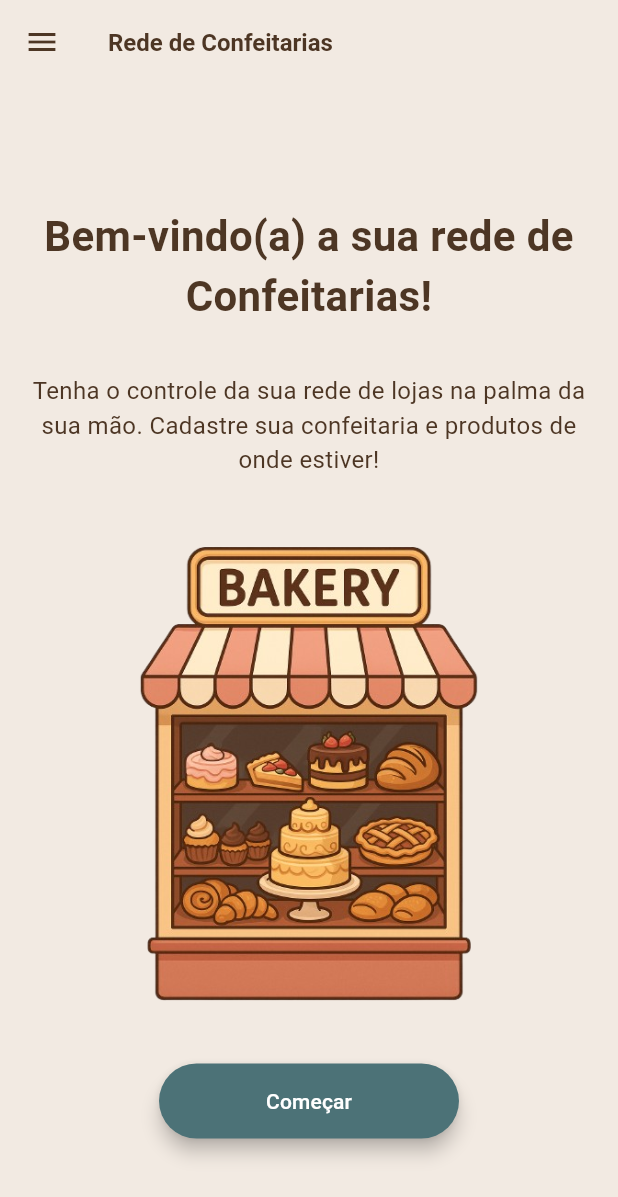
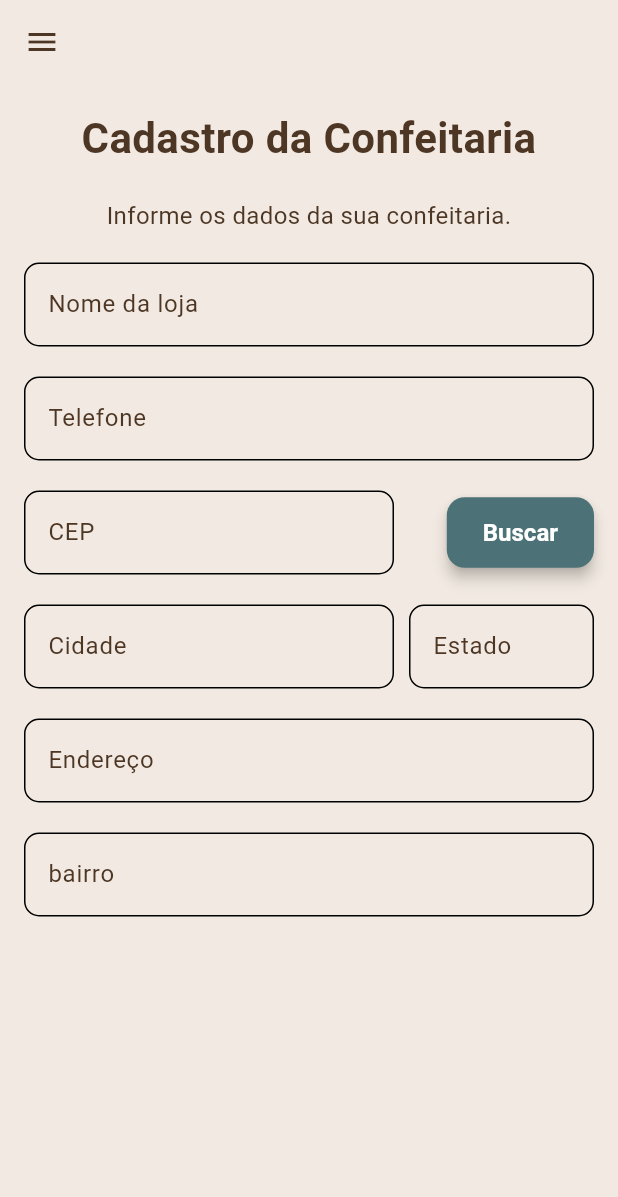
Before and after one commit to joaonevescampos/rede-confeitarias, a Flutter app: the screen it shows after launch, on a phone screen of 412 x 824 dp. Shown: the top 1197 px of the screen. Run offline on Flutter 3.47's test engine with Material 3 defaults, Android fonts, the phone set to English and light mode, and no system bars; our stand-ins replace flutter_map, latlong2.

Commit message:
criando tela de cadastro de confeitaria

```diff
--- a/lib/core/theme/app_theme.dart
+++ b/lib/core/theme/app_theme.dart
@@ -25,7 +25,19 @@ class AppTheme {
       inputDecorationTheme: const InputDecorationTheme(
         border: OutlineInputBorder(),
         focusedBorder: OutlineInputBorder(
-          borderSide: BorderSide(color: AppColors.secondary),
+          borderSide: BorderSide(color: AppColors.terciary),
+        ),
+      ),
+       elevatedButtonTheme: ElevatedButtonThemeData(
+        style: ElevatedButton.styleFrom(
+          backgroundColor: AppColors.quarternary,
+          foregroundColor: Colors.white,
+          textStyle: const TextStyle(fontSize: 16, fontWeight: FontWeight.bold),
+          padding: const EdgeInsets.symmetric(horizontal: 24, vertical: 14),
+          shape: RoundedRectangleBorder(
+            borderRadius: BorderRadius.circular(12),
+          ),
+          elevation: 4,
         ),
       ),
       useMaterial3: true,
--- a/lib/main.dart
+++ b/lib/main.dart
@@ -1,6 +1,7 @@
 import 'package:flutter/material.dart';
+import 'package:rede_confeitarias/presentation/pages/store_register.dart';
 import 'core/theme/app_theme.dart';
-import 'presentation/pages/home_page.dart'; // exemplo
+// import 'presentation/pages/home_page.dart'; // exemplo
 
 void main() {
   runApp(const MyApp());
@@ -15,7 +16,7 @@ class MyApp extends StatelessWidget {
       title: ' Redes de Confeitarias',
       theme: AppTheme.lightTheme,
       debugShowCheckedModeBanner: false,
-      home: const HomePage(),
+      home: const StoreRegister(),
     );
   }
 }
--- /dev/null
+++ b/lib/presentation/components/custom_input.dart
@@ -0,0 +1,40 @@
+import 'package:flutter/material.dart';
+import 'package:rede_confeitarias/core/theme/constants/app_colors.dart';
+
+class CustomInput extends StatelessWidget {
+  final String label;
+  final TextInputType keyboardType;
+  final double? width;
+  final TextEditingController controller;
+  final String? Function(String?)? validator;
+
+  const CustomInput({
+    super.key,
+    required this.label,
+    required this.keyboardType,
+    this.width,
+    required this.controller,
+    this.validator,
+  });
+
+  @override
+  Widget build(BuildContext context) {
+    return SizedBox(
+      width: width ?? double.infinity, // ocupa toda a largura se não passar width
+      child: TextFormField(
+        controller: controller,
+        keyboardType: keyboardType,
+        decoration: InputDecoration(
+          labelText: label,
+          labelStyle: TextStyle(color: AppColors.secondary),
+          border: OutlineInputBorder(
+            borderRadius: BorderRadius.circular(10),
+            borderSide: BorderSide(color: AppColors.terciary),
+          ),
+        ),
+        validator: (value) =>
+            value == null || value.isEmpty ? 'Campo obrigatório. Informe: $label' : null,
+      ),
+    );
+  }
+}
--- a/lib/presentation/pages/home_page.dart
+++ b/lib/presentation/pages/home_page.dart
@@ -9,20 +9,19 @@ class HomePage extends StatelessWidget {
       appBar: AppBar(
         title: Text('Rede de Confeitarias',
           style: TextStyle(
-            fontSize: 16,
+            fontSize: 14,
             fontWeight: FontWeight.bold,
           ),
           ),
       ),
       drawer: Drawer(),
 
-      body: Column(
-        mainAxisAlignment: MainAxisAlignment.center,
-        children: [
-          Column(
+      body: Center(
+        child: ListView(
+          shrinkWrap: true,
+          padding: EdgeInsets.all(16),
           children: [
                 Container(
-                padding: EdgeInsets.all(16),
                   child: Center(
                     child: Text('Bem-vindo(a) a sua rede de Confeitarias!',
                       textAlign: TextAlign.center,
@@ -34,8 +33,8 @@ class HomePage extends StatelessWidget {
                     )
                   )
                 ),
+                SizedBox(height: 20,),
                 Container(
-                padding: EdgeInsets.all(16),
                   child: Center(
                     child: Text('Tenha o controle da sua rede de lojas na palma da sua mão. Cadastre sua confeitaria e produtos de onde estiver!',
                       textAlign: TextAlign.center,
@@ -46,7 +45,10 @@ class HomePage extends StatelessWidget {
                     )
                   )
                 ),
-              Image.asset('lib/assets/images/confeitaria.png', width: 250,),
+                Container(
+                  width: 200,
+                  height: 400,
+                  child: Image.asset('lib/assets/images/confeitaria.png', width: 200,)),
                 Center(
                   child: ElevatedButton(
                     onPressed: () {},
@@ -63,10 +65,9 @@ class HomePage extends StatelessWidget {
                   ),
                   ),
                 )
-            ],
-          )
             // Image(image: FileImage(file),)
           ],
+        ),
       ),
     );
   }
--- a/lib/presentation/pages/store_register.dart
+++ b/lib/presentation/pages/store_register.dart
@@ -0,0 +1,231 @@
+import 'package:flutter/material.dart';
+import 'package:latlong2/latlong.dart';
+import 'package:rede_confeitarias/core/theme/constants/app_colors.dart';
+import 'package:rede_confeitarias/presentation/components/custom_input.dart';
+import 'package:rede_confeitarias/presentation/components/map.dart';
+import 'package:rede_confeitarias/presentation/pages/store_page.dart';
+import 'package:rede_confeitarias/services/cep_service.dart';
+
+class StoreRegister extends StatefulWidget {
+  const StoreRegister({super.key});
+
+  @override
+  State<StoreRegister> createState() => _StoreRegisterState();
+}
+
+class _StoreRegisterState extends State<StoreRegister> {
+  final _formKey = GlobalKey<FormState>();
+  final nameController = TextEditingController();
+  final cepController = TextEditingController();
+  final phoneController = TextEditingController();
+  final adressController = TextEditingController();
+  final stateController = TextEditingController();
+  final cityController = TextEditingController();
+  final neighborhoodController = TextEditingController();
+  LatLng? coordenates;
+
+  @override
+  Widget build(BuildContext context) {
+    return Scaffold(
+      appBar: AppBar(),
+      drawer: Drawer(),
+      body: ListView(
+        padding: const EdgeInsets.all(16),
+        children: [
+          Text(
+            'Cadastro da Confeitaria',
+            textAlign: TextAlign.center,
+            style: TextStyle(
+              color: AppColors.secondary,
+              fontSize: 28,
+              fontWeight: FontWeight.bold,
+            ),
+          ),
+          const SizedBox(height: 20),
+          Center(
+            child: Text(
+              'Informe os dados da sua confeitaria.',
+              textAlign: TextAlign.center,
+              style: TextStyle(
+                color: AppColors.secondary,
+                fontSize: 16,
+              ),
+            ),
+          ),
+          const SizedBox(height: 20),
+          Form(
+            key: _formKey,
+            child: Column(
+              children: [
+                CustomInput(
+                  label: 'Nome da loja',
+                  keyboardType: TextInputType.text,
+                  controller: nameController,
+                ),
+                const SizedBox(height: 20),
+                CustomInput(
+                  label: 'Telefone',
+                  keyboardType: TextInputType.number,
+                  controller: phoneController,
+                ),
+                const SizedBox(height: 20),
+                Row(
+                  mainAxisAlignment: MainAxisAlignment.spaceBetween,
+                  children: [
+                    Flexible(
+                      flex: 2,
+                      child: CustomInput(
+                        label: 'CEP',
+                        keyboardType: TextInputType.number,
+                        controller: cepController,
+                      ),
+                    ),
+                    const SizedBox(width: 10),
+                    Flexible(
+                      flex: 1,
+                      child: ElevatedButton(
+                        onPressed: () async {
+                          final cep = cepController.text;
+                          final city = cityController.text;
+                          final state = stateController.text;
+                          final adress = adressController.text;
+                          final neighborhood = neighborhoodController.text;
+
+                          final data = await fetchAddressFromCep(cep);
+
+                          if (data != null) {
+                            adressController.text = data['logradouro'] ?? '';
+                            cityController.text = data['cidade'] ?? '';
+                            stateController.text = data['estado'] ?? '';
+                            neighborhoodController.text = data['bairro'] ?? '';
+
+                            final coords = await searchCoordenates(
+                              cep: cep,
+                              cidade: data['cidade'] ?? '',
+                              estado: data['estado'] ?? '',
+                              logradouro: data['logradouro'] ?? '',
+                            );
+
+                            print('Coordenadas: $coords');
+
+                            if (coords != null) {
+                              setState(() {
+                                coordenates = coords;
+                              });
+                            } else {
+                              ScaffoldMessenger.of(context).showSnackBar(
+                                const SnackBar(content: Text('Coordenadas não encontradas')),
+                              );
+                            }
+                          } else {
+                            ScaffoldMessenger.of(context).showSnackBar(
+                              const SnackBar(content: Text('CEP não encontrado')),
+                            );
+                          }
+                        },
+                        child: const Text('Buscar'),
+                      ),
+                    ),
+                  ],
+                ),
+                const SizedBox(height: 20),
+                 Row(
+                  mainAxisAlignment: MainAxisAlignment.spaceBetween,
+                  children: [
+                    Flexible(
+                      flex: 2,
+                      child: CustomInput(
+                        label: 'Cidade',
+                        keyboardType: TextInputType.text,
+                        controller: cityController,
+                      ),
+                    ),
+                    const SizedBox(width: 10),
+                    Flexible(
+                      flex: 1,
+                      child: CustomInput(
+                        label: 'Estado',
+                        keyboardType: TextInputType.text,
+                        controller: stateController,
+                      ),
+                    ),
+                  ],
+                ),
+                const SizedBox(height: 20,),
+
+                CustomInput(
+                  label: 'Endereço',
+                  keyboardType: TextInputType.text,
+                  controller: adressController,
+                ),
+                const SizedBox(height: 20),
+                CustomInput(
+                  label: 'bairro',
+                  keyboardType: TextInputType.text,
+                  controller: neighborhoodController,
+                ),
+              ],
+            ),
+          ),
+          if (coordenates != null) ...[
+            const SizedBox(height: 20),
+            Column(
+              children: [
+                Text('Seu estabelecimento se encontra aqui:'),
+                SizedBox(
+                  height: 300,
+                  child: buildMap(
+                    coordenates!,
+                    () {
+                      Navigator.push(
+                        context,
+                        MaterialPageRoute(
+                          builder: (_) => const StorePage(),
+                        ),
+                      );
+                    },
+                  ),
+                ),
+                const SizedBox(height: 20),
+                ElevatedButton(
+                  onPressed: () async {
+                    // Verifica se o formulário é válido (todos os campos obrigatórios preenchidos)
+                    if (_formKey.currentState!.validate()) {
+                      final name = nameController.text;
+                      final phone = phoneController.text;
+                      final cep = cepController.text;
+                      final city = cityController.text;
+                      final state = stateController.text;
+                      final address = adressController.text;
+                      final neighborhood = neighborhoodController.text;
+
+                      // Aqui você pode continuar com o envio, salvar no banco de dados ou o que quiser
+                      print('Nome: $name');
+                      print('Telefone: $phone');
+                      print('CEP: $cep');
+                      print('Cidade: $city');
+                      print('Estado: $state');
+                      print('Endereço: $address');
+                      print('Bairro: $neighborhood');
+
+                      // Exemplo de feedback visual
+                      ScaffoldMessenger.of(context).showSnackBar(
+                        const SnackBar(content: Text('Cadastro realizado com sucesso!', style: TextStyle(color: Colors.white),), backgroundColor: Colors.green),
+                      );
+                    } else {
+                      // Caso algum campo obrigatório esteja vazio
+                      ScaffoldMessenger.of(context).showSnackBar(
+                        const SnackBar(content: Text('Por favor, preencha todos os campos obrigatórios.', style: TextStyle(color: Colors.white),), backgroundColor: Colors.red),
+                      );
+                    }
+                  },
+                  child: const Text('Cadastrar'),
+                ),
+              ],
+            ),
+          ],
+        ],
+      ),
+    );
+  }
+}
--- /dev/null
+++ b/lib/services/cep_service.dart
@@ -0,0 +1,54 @@
+import 'dart:convert';
+import 'package:http/http.dart' as http;
+import 'package:latlong2/latlong.dart';
+
+// Função que trás os dados da API (Via CEP) como: cidade, bairro, logradouro... por meio do CEP
+Future<Map<String, dynamic>?> fetchAddressFromCep(String cep) async {
+  final url = Uri.parse('https://viacep.com.br/ws/$cep/json/');
+
+  try {
+    final response = await http.get(url);
+
+    if (response.statusCode == 200) {
+      final data = jsonDecode(response.body);
+
+      if (data.containsKey('erro')) return null;
+
+      return {
+        'logradouro': data['logradouro'],
+        'bairro': data['bairro'],
+        'cidade': data['localidade'],
+        'estado': data['uf'],
+      };
+    } else {
+      return null;
+    }
+  } catch (e) {
+    print('Erro ao buscar CEP: $e');
+    return null;
+  }
+}
+
+// Funcão que pega as cordenadas (latitude e longetude) a partir de um cep
+Future<LatLng?> searchCoordenates({
+  required String cep,
+  required String cidade,
+  required String estado,
+  required String logradouro,
+}) async {
+  final query = '$logradouro, $cidade, $estado, Brazil';
+  final url = Uri.parse('https://nominatim.openstreetmap.org/search?q=$query&format=json');
+
+  final response = await http.get(url, headers: {'User-Agent': 'flutter-app'});
+
+  if (response.statusCode == 200) {
+    final data = jsonDecode(response.body);
+    if (data.isNotEmpty) {
+      final lat = double.parse(data[0]['lat']);
+      final lon = double.parse(data[0]['lon']);
+      return LatLng(lat, lon);
+    }
+  }
+
+  return null;
+}
--- a/pubspec.yaml
+++ b/pubspec.yaml
@@ -30,6 +30,10 @@ environment:
 dependencies:
   flutter:
     sdk: flutter
+  http: ^1.3.0
+  flutter_map: ^6.2.1
+  latlong2: ^0.9.0
+
 
   # The following adds the Cupertino Icons font to your application.
   # Use with the CupertinoIcons class for iOS style icons.
```
Also changed, not shown: lib/presentation/components/map.dart (added, +35 -0 lines), lib/presentation/pages/store_page.dart (+21 -0 lines), pubspec.lock. Lines whose indentation alone changed are shown as unchanged.
